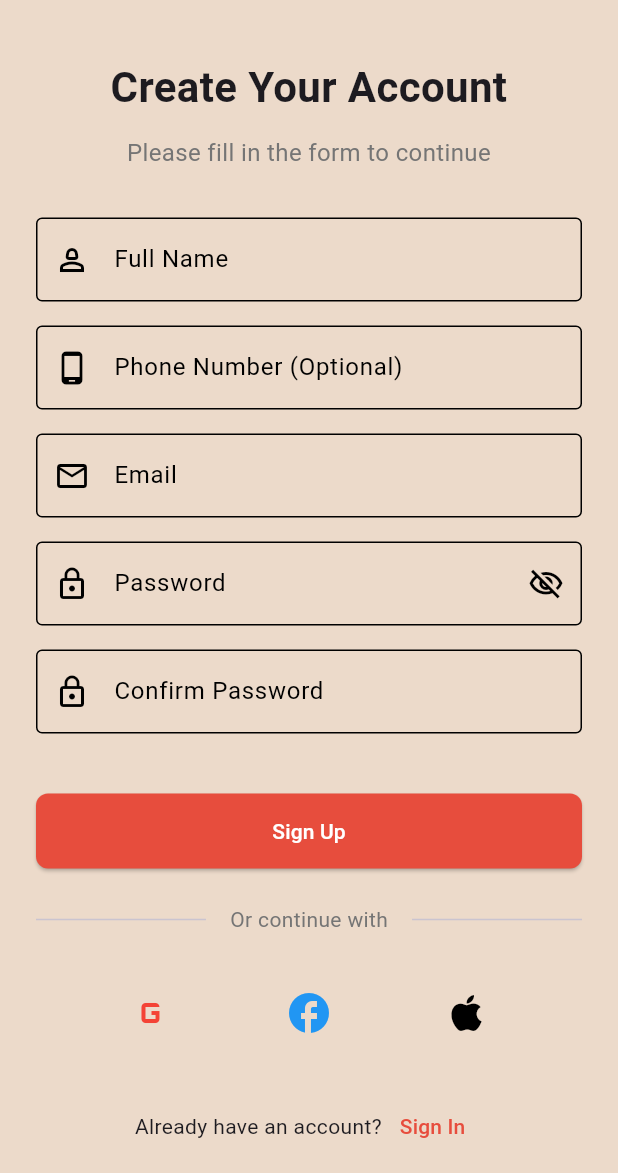
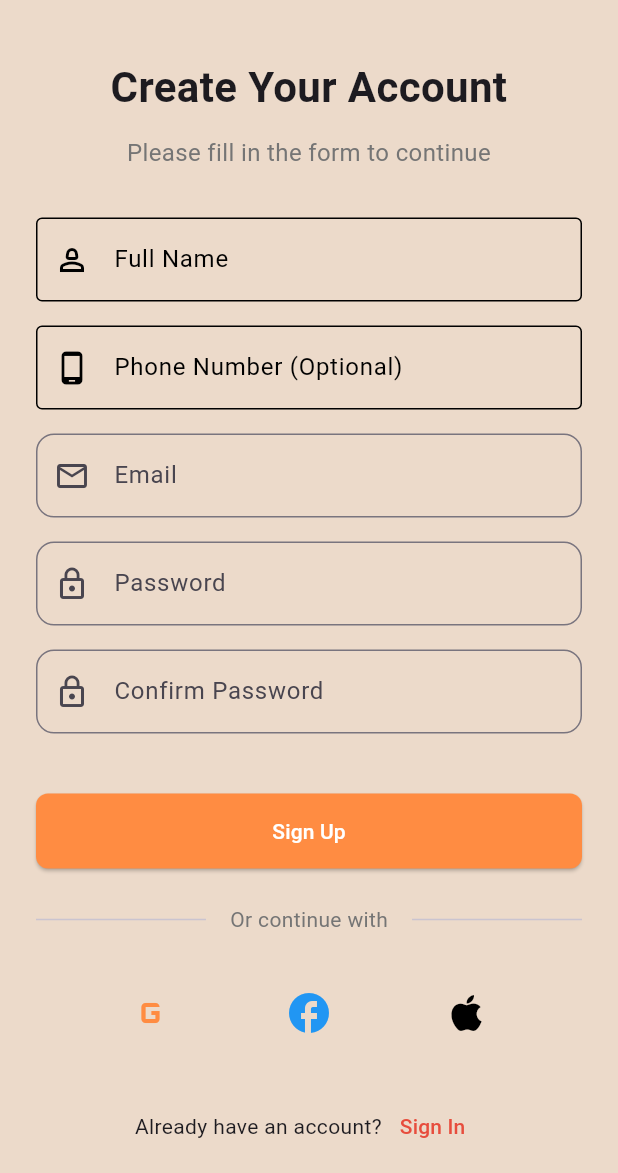
Before and after one commit to chamithharshamal/PetWell-Mobile_Application, a Flutter app: the SignUpScreen screen opened directly, on a phone screen of 412 x 824 dp, the part 63-1236 px from its top. Run offline on Flutter 3.47's test engine with Material 3 defaults, Android fonts, the phone set to English and light mode, and no system bars; our stand-ins replace carousel_slider, cloud_firestore, firebase_auth, firebase_core, google_sign_in, sign_in_with_apple; missing offline and left inert: flutter_facebook_auth; accounts and stored records are empty.

Commit message:
Update auth_form.dart

```diff
--- a/petwell/lib/features/auth/widgets/auth_form.dart
+++ b/petwell/lib/features/auth/widgets/auth_form.dart
@@ -3,7 +3,6 @@ import 'package:flutter/material.dart';
 import 'package:google_sign_in/google_sign_in.dart';
 import 'package:flutter_facebook_auth/flutter_facebook_auth.dart';
 import 'package:sign_in_with_apple/sign_in_with_apple.dart';
-import '../screens/start_page.dart';
 import '../../home/home_screen.dart';
 
 class AuthForm extends StatefulWidget {
@@ -47,13 +46,12 @@ class _AuthFormState extends State<AuthForm> {
   Future<void> _signInWithFacebook() async {
     try {
       final LoginResult result = await FacebookAuth.instance.login(
-          permissions: [
-            'public_profile',
-            'email'
-          ]); // Request email as well <sup data-citation="1" className="inline select-none [&>a]:rounded-2xl [&>a]:border [&>a]:px-1.5 [&>a]:py-0.5 [&>a]:transition-colors shadow [&>a]:bg-ds-bg-subtle [&>a]:text-xs [&>svg]:w-4 [&>svg]:h-4 relative -top-[2px] citation-shimmer"><a href="#" title="Reference 1 (source not available)">1</a></sup>
+        permissions: ['public_profile', 'email'],
+      ); // Request email as well <sup data-citation="1" className="inline select-none [&>a]:rounded-2xl [&>a]:border [&>a]:px-1.5 [&>a]:py-0.5 [&>a]:transition-colors shadow [&>a]:bg-ds-bg-subtle [&>a]:text-xs [&>svg]:w-4 [&>svg]:h-4 relative -top-[2px] citation-shimmer"><a href="#" title="Reference 1 (source not available)">1</a></sup>
       if (result.status == LoginStatus.success) {
-        final OAuthCredential credential =
-            FacebookAuthProvider.credential(result.accessToken!.token);
+        final OAuthCredential credential = FacebookAuthProvider.credential(
+          result.accessToken!.token,
+        );
         await FirebaseAuth.instance.signInWithCredential(credential);
         _navigateToHomeScreen();
       } else {
@@ -62,9 +60,9 @@ class _AuthFormState extends State<AuthForm> {
         );
       }
     } catch (e) {
-      ScaffoldMessenger.of(context).showSnackBar(
-        SnackBar(content: Text('Facebook sign-in failed: $e')),
-      );
+      ScaffoldMessenger.of(
+        context,
+      ).showSnackBar(SnackBar(content: Text('Facebook sign-in failed: $e')));
     }
   }
 
@@ -87,18 +85,16 @@ class _AuthFormState extends State<AuthForm> {
       await FirebaseAuth.instance.signInWithCredential(credential);
       _navigateToHomeScreen();
     } catch (e) {
-      ScaffoldMessenger.of(context).showSnackBar(
-        SnackBar(content: Text('Apple sign-in failed: $e')),
-      );
+      ScaffoldMessenger.of(
+        context,
+      ).showSnackBar(SnackBar(content: Text('Apple sign-in failed: $e')));
     }
   }
 
   void _navigateToHomeScreen() {
     Navigator.pushReplacement(
       context,
-      MaterialPageRoute(
-        builder: (context) => const HomeScreen(),
-      ),
+      MaterialPageRoute(builder: (context) => const HomeScreen()),
     );
   }
 
@@ -116,13 +112,16 @@ class _AuthFormState extends State<AuthForm> {
             enabled: !widget.isLoading,
             decoration: InputDecoration(
               labelText: 'Email',
-              labelStyle: const TextStyle(color: Colors.black),
-              prefixIcon: const Icon(Icons.email_outlined, color: Colors.black),
-              enabledBorder: const OutlineInputBorder(
-                borderSide: BorderSide(color: Colors.black),
+              prefixIcon: Icon(Icons.email_outlined),
+              border: OutlineInputBorder(
+                borderRadius: BorderRadius.circular(12),
               ),
-              focusedBorder: const OutlineInputBorder(
-                borderSide: BorderSide(color: Colors.black, width: 2),
+              focusedBorder: OutlineInputBorder(
+                borderSide: BorderSide(
+                  color: Color(0xFFe74d3d), // Same red color
+                  width: 2,
+                ),
+                borderRadius: BorderRadius.circular(12),
               ),
             ),
             validator: (value) {
@@ -146,30 +145,16 @@ class _AuthFormState extends State<AuthForm> {
             enabled: !widget.isLoading,
             decoration: InputDecoration(
               labelText: 'Password',
-              labelStyle: const TextStyle(color: Colors.black),
-              prefixIcon: const Icon(Icons.lock_outline, color: Colors.black),
-              enabledBorder: const OutlineInputBorder(
-                borderSide: BorderSide(color: Colors.black),
+              prefixIcon: Icon(Icons.lock_outline),
+              border: OutlineInputBorder(
+                borderRadius: BorderRadius.circular(12),
               ),
-              focusedBorder: const OutlineInputBorder(
-                borderSide: BorderSide(color: Colors.black, width: 2),
-              ),
-              suffixIcon: IconButton(
-                icon: Icon(
-                  _isPasswordVisible
-                      ? Icons.visibility_outlined
-                      : Icons.visibility_off_outlined,
-                  color: Colors.black,
-                ),
-                onPressed: widget.isLoading
-                    ? null
-                    : () {
-                        setState(() {
-                          _isPasswordVisible = !_isPasswordVisible;
-                        });
-                      },
+              focusedBorder: OutlineInputBorder(
+                borderSide: BorderSide(color: Color(0xFFe74d3d), width: 2),
+                borderRadius: BorderRadius.circular(12),
               ),
             ),
+
             validator: (value) {
               if (value == null || value.isEmpty) {
                 return 'Please enter your password';
@@ -189,15 +174,15 @@ class _AuthFormState extends State<AuthForm> {
               controller: _confirmPasswordController,
               obscureText: !_isPasswordVisible,
               enabled: !widget.isLoading,
-              decoration: const InputDecoration(
+              decoration: InputDecoration(
                 labelText: 'Confirm Password',
-                labelStyle: TextStyle(color: Colors.black),
-                prefixIcon: Icon(Icons.lock_outline, color: Colors.black),
-                enabledBorder: OutlineInputBorder(
-                  borderSide: BorderSide(color: Colors.black),
+                prefixIcon: Icon(Icons.lock_outline),
+                border: OutlineInputBorder(
+                  borderRadius: BorderRadius.circular(12),
                 ),
                 focusedBorder: OutlineInputBorder(
-                  borderSide: BorderSide(color: Colors.black, width: 2),
+                  borderSide: BorderSide(color: Color(0xFFe74d3d), width: 2),
+                  borderRadius: BorderRadius.circular(12),
                 ),
               ),
               validator: (value) {
@@ -218,7 +203,8 @@ class _AuthFormState extends State<AuthForm> {
             Align(
               alignment: Alignment.centerRight,
               child: TextButton(
-                onPressed: widget.isLoading
+                onPressed:
+                    widget.isLoading
                         ? null
                         : () async {
                           if (_emailController.text.isNotEmpty) {
@@ -251,7 +237,7 @@ class _AuthFormState extends State<AuthForm> {
                         },
                 child: const Text(
                   'Forgot Password?',
-                  style: TextStyle(color: Color(0xFFE74D3D)),
+                  style: TextStyle(color: Color(0xFFFF8C42)),
                 ),
               ),
             ),
@@ -262,13 +248,14 @@ class _AuthFormState extends State<AuthForm> {
           ElevatedButton(
             onPressed: widget.isLoading ? null : _submit,
             style: ElevatedButton.styleFrom(
-              backgroundColor: const Color(0xFFE74D3D),
+              backgroundColor: const Color(0xFFFF8C42),
               padding: const EdgeInsets.symmetric(vertical: 15),
               shape: RoundedRectangleBorder(
                 borderRadius: BorderRadius.circular(8),
               ),
             ),
-            child: widget.isLoading
+            child:
+                widget.isLoading
                     ? const SizedBox(
                       height: 20,
                       width: 20,
@@ -308,8 +295,9 @@ class _AuthFormState extends State<AuthForm> {
             children: [
               _buildSocialButton(
                 icon: Icons.g_mobiledata,
-                color: Colors.red,
-                onPressed: widget.isLoading
+                color: Color(0xFFFF8C42),
+                onPressed:
+                    widget.isLoading
                         ? null
                         : () async {
                           try {
@@ -325,8 +313,9 @@ class _AuthFormState extends State<AuthForm> {
                               idToken: googleAuth.idToken,
                             );
 
-                          await FirebaseAuth.instance
-                              .signInWithCredential(credential);
+                            await FirebaseAuth.instance.signInWithCredential(
+                              credential,
+                            );
                             _navigateToHomeScreen();
                           } catch (e) {
                             ScaffoldMessenger.of(context).showSnackBar(
```
Lines whose indentation alone changed are shown as unchanged.
